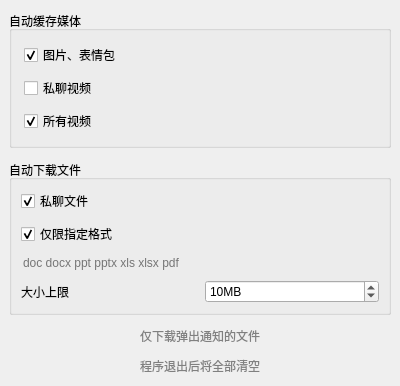
Above: widgets/settings/filewidget.ui from iwxyi/CatlikeQQ before the change. Below: the same form after it.
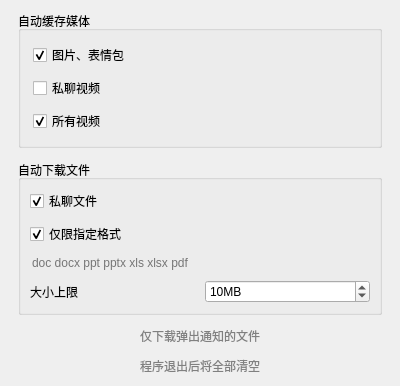
That is the form after the change.

What changed in the file:
```diff
--- a/widgets/settings/filewidget.ui
+++ b/widgets/settings/filewidget.ui
@@ -18,10 +18,10 @@
     <number>12</number>
    </property>
    <property name="leftMargin">
-    <number>9</number>
+    <number>18</number>
    </property>
    <property name="rightMargin">
-    <number>9</number>
+    <number>18</number>
    </property>
    <item>
     <widget class="QGroupBox" name="groupBox_2">
```
